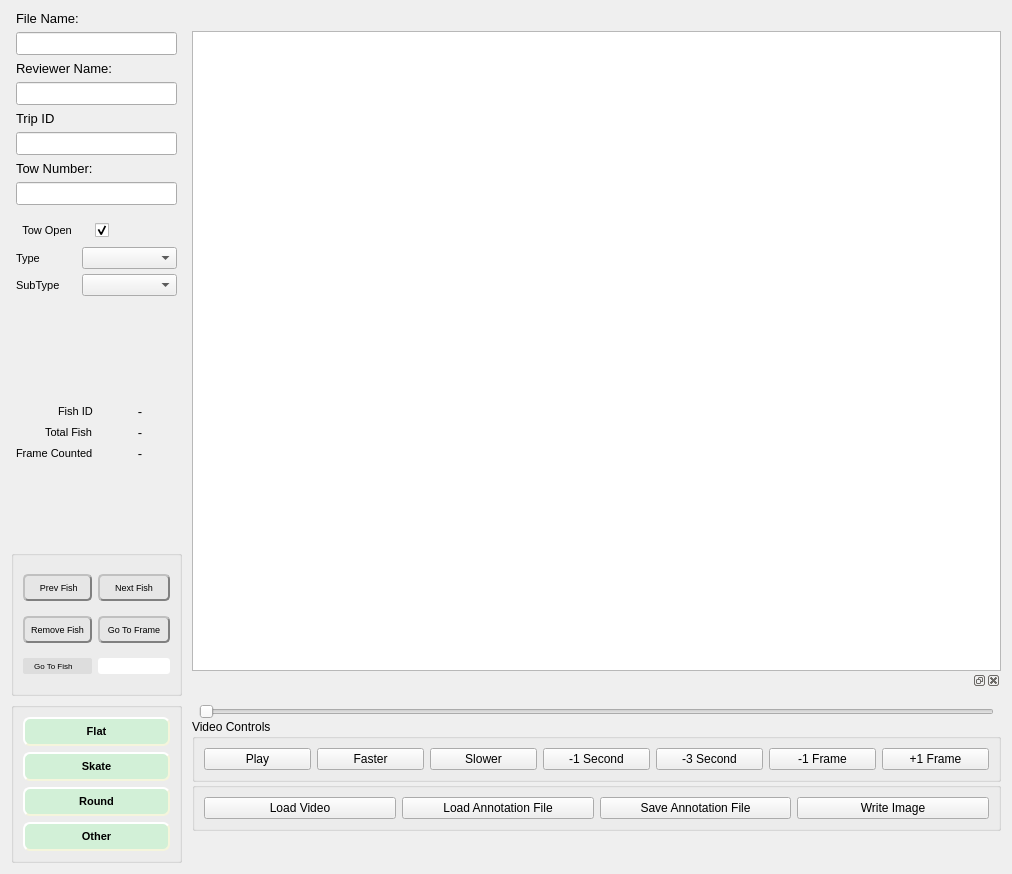
First picture: the form in src/video_annotator/mainwindow.ui, repository cvisionai/Tator-Native, before the edit.
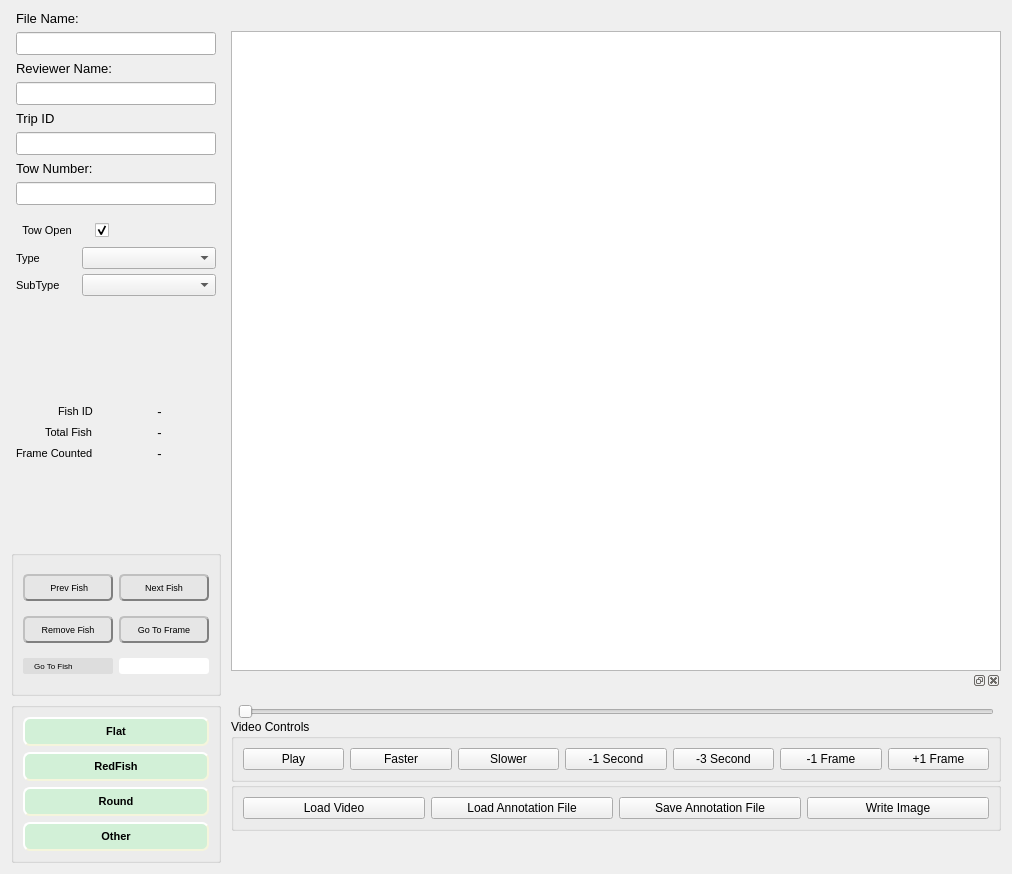
Second picture: the form after the edit.

Diff of the .ui file:
```diff
--- a/src/video_annotator/mainwindow.ui
+++ b/src/video_annotator/mainwindow.ui
@@ -753,7 +753,7 @@
             </property>
             <property name="minimumSize">
              <size>
-              <width>146</width>
+              <width>186</width>
               <height>0</height>
              </size>
             </property>
@@ -803,7 +803,7 @@
             </property>
             <property name="minimumSize">
              <size>
-              <width>146</width>
+              <width>186</width>
               <height>0</height>
              </size>
             </property>
@@ -839,7 +839,7 @@
 }</string>
             </property>
             <property name="text">
-             <string>Skate</string>
+             <string>RedFish</string>
             </property>
            </widget>
           </item>
@@ -856,7 +856,7 @@
             </property>
             <property name="minimumSize">
              <size>
-              <width>146</width>
+              <width>186</width>
               <height>0</height>
              </size>
             </property>
@@ -921,7 +921,7 @@
             </property>
             <property name="minimumSize">
              <size>
-              <width>146</width>
+              <width>186</width>
               <height>0</height>
              </size>
             </property>
```
